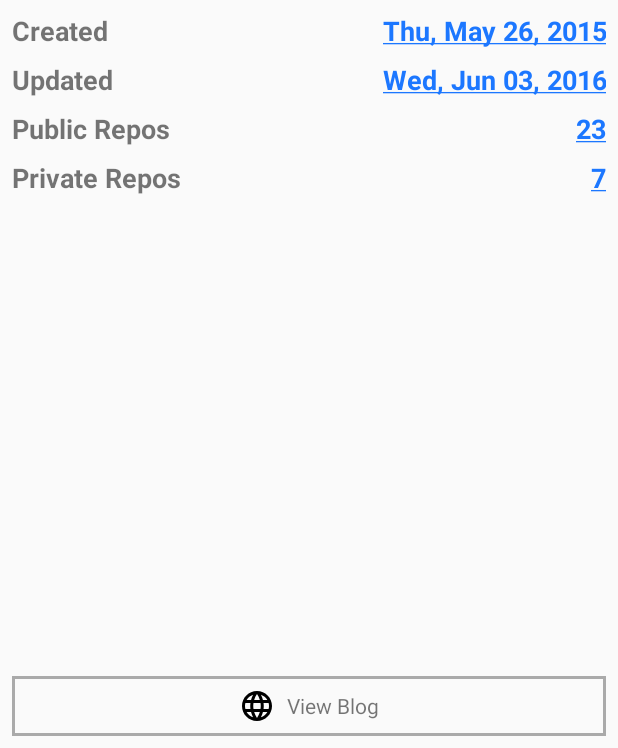
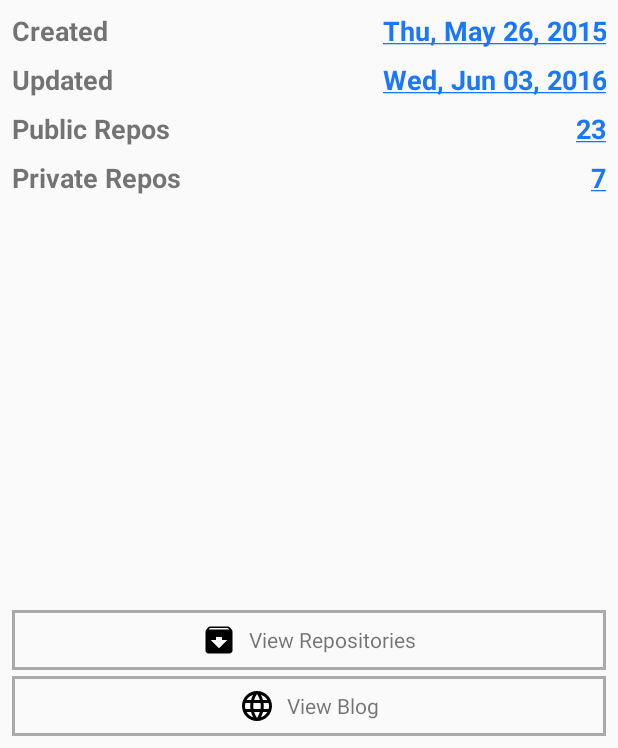
Before and after one commit to OctavianGuzu/android, an Android app: the ProfileActivity screen opened directly, with no data from a screen before it, on a phone screen of 412 x 824 dp, the part 488-1236 px from its top. Run offline under Robolectric (Android 15) with nearby library versions, the phone set to English and light mode, and no system bars.

Commit message:
Session 7

```diff
--- a/app/build.gradle
+++ b/app/build.gradle
@@ -24,6 +24,7 @@ dependencies {
     androidTestCompile('com.android.support.test.espresso:espresso-core:2.2.2', {
         exclude group: 'com.android.support', module: 'support-annotations'
     })
-    compile 'com.android.support:appcompat-v7:25.3.0'
+    compile 'com.android.support:appcompat-v7:25.3.1'
+    compile 'com.android.support:recyclerview-v7:25.3.1'
     testCompile 'junit:junit:4.12'
 }
--- a/app/src/main/AndroidManifest.xml
+++ b/app/src/main/AndroidManifest.xml
@@ -20,6 +20,8 @@
         </activity>
         <activity android:name=".ProfileActivity">
         </activity>
+        <activity android:name=".RepositoriesActivity">
+        </activity>
     </application>
 
 </manifest>
--- a/app/src/main/java/ro/softvision/androidworkshop/ProfileActivity.java
+++ b/app/src/main/java/ro/softvision/androidworkshop/ProfileActivity.java
@@ -48,6 +48,7 @@ public class ProfileActivity extends AppCompatActivity implements View.OnClickLi
         mPublicRepos = (TextView) findViewById(R.id.public_repos);
         mPrivateRepos = (TextView) findViewById(R.id.private_repos);
         findViewById(R.id.btn_blog).setOnClickListener(this);
+        findViewById(R.id.btn_repositories).setOnClickListener(this);
 
         String username = getIntent().getStringExtra(Contract.ProfileActivity.USERNAME);
         //  TODO: fetch profile based on username
@@ -89,6 +90,9 @@ public class ProfileActivity extends AppCompatActivity implements View.OnClickLi
                 Toast.makeText(this, "Opening Blog screen at URL: " + mDisplayedProfile.getBlogUrl(),
                         Toast.LENGTH_SHORT).show();
                 break;
+            case R.id.btn_repositories:
+                startActivity(new Intent(this, RepositoriesActivity.class));
+                break;
         }
     }
 
--- /dev/null
+++ b/app/src/main/res/drawable/ic_archive_black_24dp.xml
@@ -0,0 +1,9 @@
+<vector xmlns:android="http://schemas.android.com/apk/res/android"
+        android:width="24dp"
+        android:height="24dp"
+        android:viewportWidth="24.0"
+        android:viewportHeight="24.0">
+    <path
+        android:fillColor="#FF000000"
+        android:pathData="M20.54,5.23l-1.39,-1.68C18.88,3.21 18.47,3 18,3H6c-0.47,0 -0.88,0.21 -1.16,0.55L3.46,5.23C3.17,5.57 3,6.02 3,6.5V19c0,1.1 0.9,2 2,2h14c1.1,0 2,-0.9 2,-2V6.5c0,-0.48 -0.17,-0.93 -0.46,-1.27zM12,17.5L6.5,12H10v-2h4v2h3.5L12,17.5zM5.12,5l0.81,-1h12l0.94,1H5.12z"/>
+</vector>
--- a/app/src/main/res/layout/activity_profile.xml
+++ b/app/src/main/res/layout/activity_profile.xml
@@ -222,6 +222,27 @@
         android:layout_weight="1"/>
 
     <LinearLayout
+        android:id="@+id/btn_repositories"
+        android:layout_width="match_parent"
+        android:layout_height="wrap_content"
+        android:background="@drawable/blog_btn_bg"
+        android:gravity="center"
+        android:padding="@dimen/padding_medium"
+        android:layout_marginBottom="@dimen/margin_small">
+
+        <TextView
+            android:layout_width="wrap_content"
+            android:layout_height="wrap_content"
+            android:background="@android:color/transparent"
+            android:textAllCaps="false"
+            android:text="@string/view_repos"
+            android:drawableLeft="@drawable/ic_archive_black_24dp"
+            android:drawablePadding="@dimen/padding_medium"
+            android:gravity="center"/>
+
+    </LinearLayout>
+
+    <LinearLayout
         android:id="@+id/btn_blog"
         android:layout_width="match_parent"
         android:layout_height="wrap_content"
--- a/app/src/main/res/values/dimens.xml
+++ b/app/src/main/res/values/dimens.xml
@@ -4,4 +4,6 @@
     <dimen name="margin_medium">8dp</dimen>
     <dimen name="profile_picture_size">80dp</dimen>
     <dimen name="padding_medium">8dp</dimen>
+    <dimen name="margin_small">4dp</dimen>
+    <dimen name="padding_large">16dp</dimen>
 </resources>
--- a/app/src/main/res/values/strings.xml
+++ b/app/src/main/res/values/strings.xml
@@ -10,4 +10,7 @@
     <string name="public_repos">Public Repos</string>
     <string name="private_repos">Private Repos</string>
     <string name="view_blog">View Blog</string>
+    <string name="public_">Public</string>
+    <string name="repo_name_owner">%1$s (%2$s)</string>
+    <string name="view_repos">View Repositories</string>
 </resources>
```
Also changed, not shown: app/src/main/java/ro/softvision/androidworkshop/RepositoriesActivity.java (added, +110 -0 lines), app/src/main/java/ro/softvision/androidworkshop/model/Repository.java (added, +130 -0 lines), app/src/main/res/layout/activity_repositories.xml (added, +7 -0 lines), app/src/main/res/layout/view_repository.xml (added, +55 -0 lines), 1 other file.
